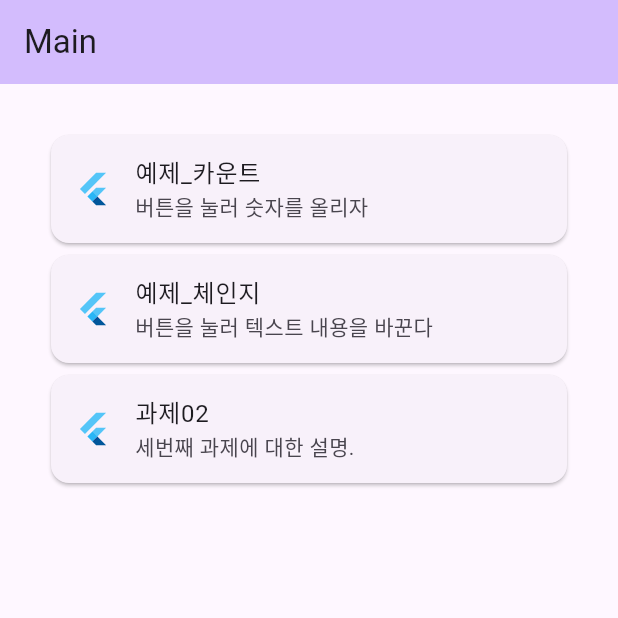
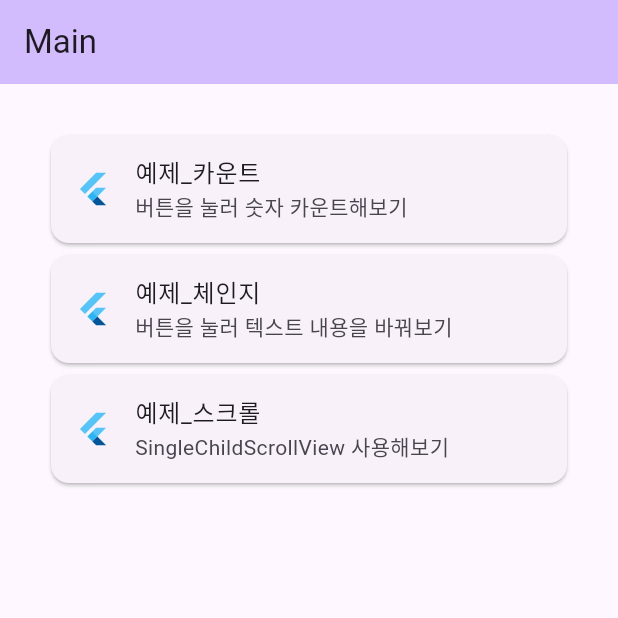
Before and after one commit to junselee42/flutter_study, a Flutter app: the screen it shows after launch, on a phone screen of 412 x 824 dp, the top half of it. Run offline on Flutter 3.47's test engine with Material 2 defaults, Android fonts, the phone set to English and light mode, and no system bars.

Commit message:
update: updated ex02

```diff
--- a/lib/main.dart
+++ b/lib/main.dart
@@ -56,7 +56,7 @@ class _MyHomePageState extends State<MyHomePage> {
             child: ListTile(
               leading: FlutterLogo(),
               title: Text('예제_카운트'),
-              subtitle: Text('버튼을 눌러 숫자를 올리자'),
+              subtitle: Text('버튼을 눌러 숫자 카운트해보기'),
               hoverColor: Colors.purple,
               onTap: (){
                 Navigator.of(context).pushNamed('/first');
@@ -67,7 +67,7 @@ class _MyHomePageState extends State<MyHomePage> {
             child: ListTile(
               leading: FlutterLogo(),
               title: Text('예제_체인지'),
-              subtitle: Text('버튼을 눌러 텍스트 내용을 바꾼다'),
+              subtitle: Text('버튼을 눌러 텍스트 내용을 바꿔보기'),
               hoverColor: Colors.purple,
               onTap: (){
                 Navigator.of(context).pushNamed('/second');
@@ -77,8 +77,8 @@ class _MyHomePageState extends State<MyHomePage> {
           Card(
             child: ListTile(
               leading: FlutterLogo(),
-              title: Text('과제02'),
-              subtitle: Text('세번째 과제에 대한 설명.'),
+              title: Text('예제_스크롤'),
+              subtitle: Text('SingleChildScrollView 사용해보기'),
               hoverColor: Colors.purple,
               onTap: (){
                 Navigator.of(context).pushNamed('/third');
```
Also changed, not shown: lib/router/pages/three.dart (+8 -1 lines).
